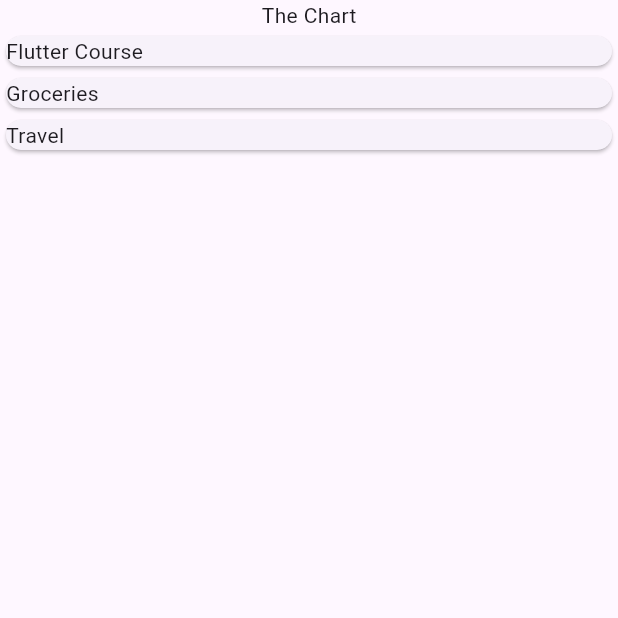
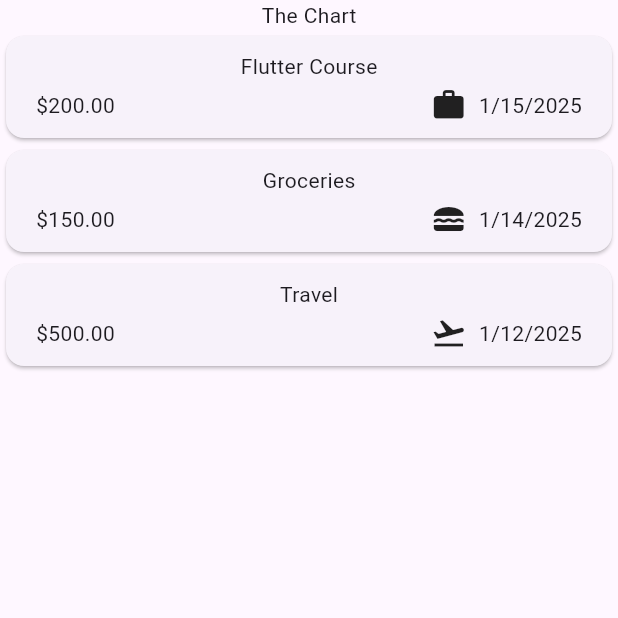
Before and after one commit to shshaheen/Cash-Track, a Flutter app: the screen it shows after launch, on a phone screen of 412 x 824 dp, the top half of it. Run offline on Flutter 3.47's test engine with Material 3 defaults, Android fonts, the phone set to English and light mode, and no system bars.

Commit message:
Added Formatted Date and Suitable Icons Under Title in Card

```diff
--- a/lib/models/expense.dart
+++ b/lib/models/expense.dart
@@ -1,18 +1,33 @@
 import 'package:uuid/uuid.dart';
+import 'package:flutter/material.dart';
+import 'package:intl/intl.dart';
 
+final formatter = DateFormat.yMd();
 const uuid = Uuid();
-enum Category { food , leisure, travel, work }
+
+enum Category { food, leisure, travel, work }
+
+const categoryIcons = {
+  Category.food: Icons.lunch_dining,
+  Category.leisure: Icons.movie,
+  Category.travel: Icons.flight_takeoff,
+  Category.work: Icons.work,
+};
+
 class Expense {
   Expense({
     required this.title,
     required this.amount,
     required this.date,
     required this.category,
-  }):id=uuid.v4();
+  }) : id = uuid.v4();
 
   final String id;
   final String title;
-  final String amount;
+  final double amount;
   final DateTime date;
   final Category category;
+  String get formattedDate {
+    return formatter.format(date);
+  }
 }
--- a/lib/widgets/expenses.dart
+++ b/lib/widgets/expenses.dart
@@ -10,9 +10,9 @@
 
 class _ExpensesState extends State<Expenses> {
   final List<Expense> _registeredExpenses = [
-    Expense(title: "Flutter Course", amount: "200", date: DateTime.now(), category: Category.work),
-    Expense(title: "Groceries", amount: "150", date: DateTime.now().subtract(Duration(days: 1)), category: Category.food),
-    Expense(title: "Travel", amount: "500", date: DateTime.now().subtract(Duration(days: 3)), category: Category.travel),
+    Expense(title: "Flutter Course", amount: 200, date: DateTime.now(), category: Category.work),
+    Expense(title: "Groceries", amount: 150, date: DateTime.now().subtract(Duration(days: 1)), category: Category.food),
+    Expense(title: "Travel", amount: 500, date: DateTime.now().subtract(Duration(days: 3)), category: Category.travel),
   ];
   @override
   Widget build(BuildContext context) {
--- a/lib/widgets/expenses_list/expenses_item.dart
+++ b/lib/widgets/expenses_list/expenses_item.dart
@@ -1,16 +1,40 @@
 import 'package:flutter/material.dart';
 import 'package:cash_track/models/expense.dart';
+
 class ExpensesItem extends StatelessWidget {
-  const ExpensesItem({
-    super.key,
-  required this.expense
-  });
+  const ExpensesItem({super.key, required this.expense});
 
   final Expense expense;
   @override
   Widget build(BuildContext context) {
     return Card(
-      child: Text(expense.title),
+      child: Padding(
+        padding: const EdgeInsets.symmetric(
+          horizontal: 20,
+          vertical: 10,
+        ),
+        child: Column(
+          children: [
+            Text(expense.title),
+            SizedBox(
+              height: 4,
+            ),
+            Row(
+              children: [
+                Text('\$${expense.amount.toStringAsFixed(2)}'),
+                Spacer(),
+                Row(
+                  children: [
+                    Icon(categoryIcons[expense.category]),
+                    SizedBox(width: 8,),
+                    Text(expense.formattedDate),
+                  ],
+                )
+              ],
+            )
+          ],
+        ),
+      ),
     );
   }
 }
--- a/pubspec.yaml
+++ b/pubspec.yaml
@@ -35,6 +35,7 @@
   # Use with the CupertinoIcons class for iOS style icons.
   cupertino_icons: ^1.0.8
   uuid: ^4.5.1
+  intl: ^0.20.1
 
 dev_dependencies:
   flutter_test:
```
Also changed, not shown: pubspec.lock.
